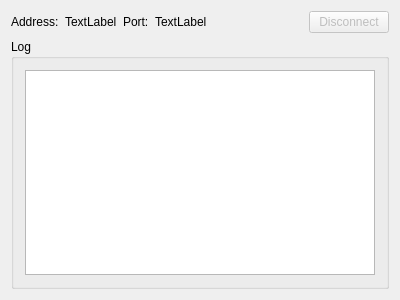
Before: the Qt Designer form tcpserver.ui in andricmitrovic/02-the-mill-game, drawn with Qt 5.
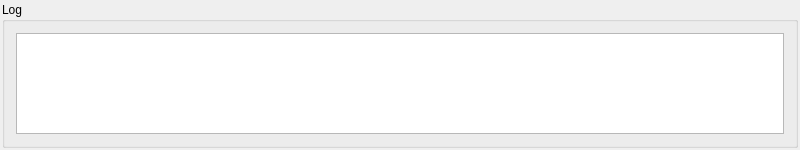
After: the same form once the commit is applied.

Patch:
```diff
--- a/tcpserver.ui
+++ b/tcpserver.ui
@@ -6,69 +6,29 @@
    <rect>
     <x>0</x>
     <y>0</y>
-    <width>400</width>
-    <height>300</height>
+    <width>800</width>
+    <height>150</height>
    </rect>
   </property>
   <property name="windowTitle">
    <string>TcpServer</string>
   </property>
   <layout class="QVBoxLayout" name="verticalLayout">
-   <item>
-    <layout class="QHBoxLayout" name="horizontalLayout">
-     <item>
-      <widget class="QLabel" name="label">
-       <property name="text">
-        <string>Address:</string>
-       </property>
-      </widget>
-     </item>
-     <item>
-      <widget class="QLabel" name="address">
-       <property name="text">
-        <string>TextLabel</string>
-       </property>
-      </widget>
-     </item>
-     <item>
-      <widget class="QLabel" name="label_2">
-       <property name="text">
-        <string>Port:</string>
-       </property>
-      </widget>
-     </item>
-     <item>
-      <widget class="QLabel" name="port">
-       <property name="text">
-        <string>TextLabel</string>
-       </property>
-      </widget>
-     </item>
-     <item>
-      <spacer name="horizontalSpacer">
-       <property name="orientation">
-        <enum>Qt::Horizontal</enum>
-       </property>
-       <property name="sizeHint" stdset="0">
-        <size>
-         <width>40</width>
-         <height>20</height>
-        </size>
-       </property>
-      </spacer>
-     </item>
-     <item>
-      <widget class="QPushButton" name="disconnectClients">
-       <property name="enabled">
-        <bool>false</bool>
-       </property>
-       <property name="text">
-        <string>Disconnect</string>
-       </property>
-      </widget>
-     </item>
-    </layout>
-   </item>
+   <property name="spacing">
+    <number>3</number>
+   </property>
+   <property name="leftMargin">
+    <number>2</number>
+   </property>
+   <property name="topMargin">
+    <number>2</number>
+   </property>
+   <property name="rightMargin">
+    <number>2</number>
+   </property>
+   <property name="bottomMargin">
+    <number>2</number>
+   </property>
    <item>
     <widget class="QGroupBox" name="groupBox">
      <property name="title">
```
